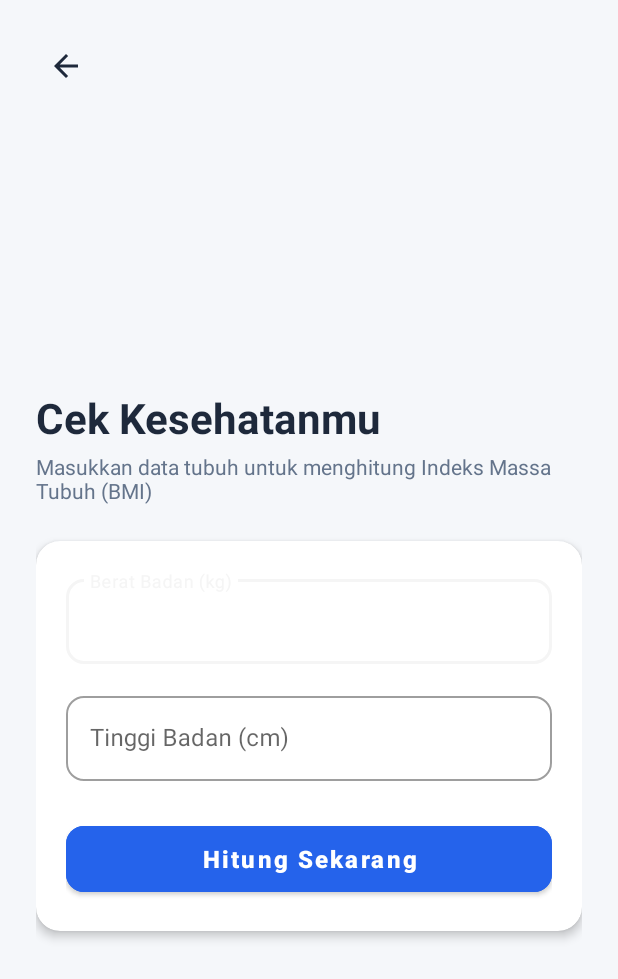
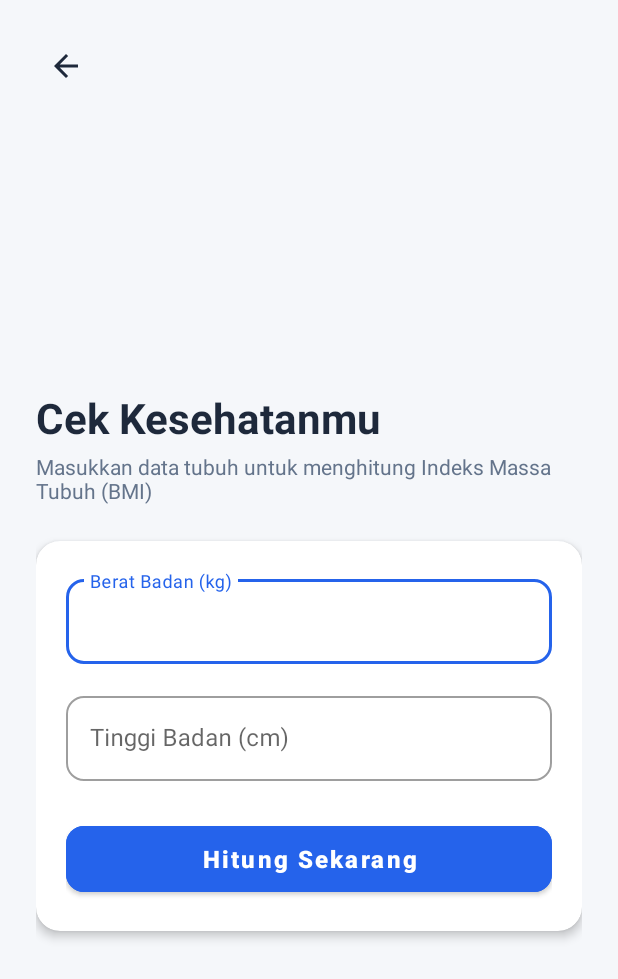
Before and after one commit to UNODOSTRES-QUATRO/Calcsy, an Android app: the BmiActivity screen opened directly, with no data from a screen before it, on a phone screen of 412 x 824 dp. Shown: the top 979 px of the screen. Run offline under Robolectric (Android 15) with nearby library versions, the phone set to English and light mode, and no system bars.

Commit message:
Fix app theme compatibility for Material components, night mode, debug minification, and clean up Kotlin leftovers

```diff
--- a/app/src/main/res/values-night/themes.xml
+++ b/app/src/main/res/values-night/themes.xml
@@ -1,4 +1,10 @@
 <resources xmlns:tools="http://schemas.android.com/tools">
-    <style name="Base.Theme.Calcsy" parent="Theme.AppCompat.DayNight.NoActionBar">
+    <style name="Base.Theme.Calcsy" parent="Theme.MaterialComponents.DayNight.NoActionBar">
+        <item name="colorPrimary">#2563EB</item>
+        <item name="colorPrimaryVariant">#1D4ED8</item>
+        <item name="colorOnPrimary">#FFFFFF</item>
+        <item name="android:statusBarColor">#0F1115</item>
     </style>
+
+    <style name="Theme.Calcsy" parent="Base.Theme.Calcsy" />
 </resources>
--- a/app/src/main/res/values/themes.xml
+++ b/app/src/main/res/values/themes.xml
@@ -1,5 +1,10 @@
 <resources xmlns:tools="http://schemas.android.com/tools">
-    <style name="Base.Theme.Calcsy" parent="Theme.AppCompat.DayNight.NoActionBar">
+    <style name="Base.Theme.Calcsy" parent="Theme.MaterialComponents.DayNight.NoActionBar">
+        <item name="colorPrimary">#2563EB</item>
+        <item name="colorPrimaryVariant">#1D4ED8</item>
+        <item name="colorOnPrimary">#FFFFFF</item>
+        <item name="android:statusBarColor">#0F1115</item>
     </style>
+
     <style name="Theme.Calcsy" parent="Base.Theme.Calcsy" />
 </resources>
```
Also changed, not shown: app/build.gradle.kts (+2 -6 lines), gradle/libs.versions.toml (+0 -10 lines).
